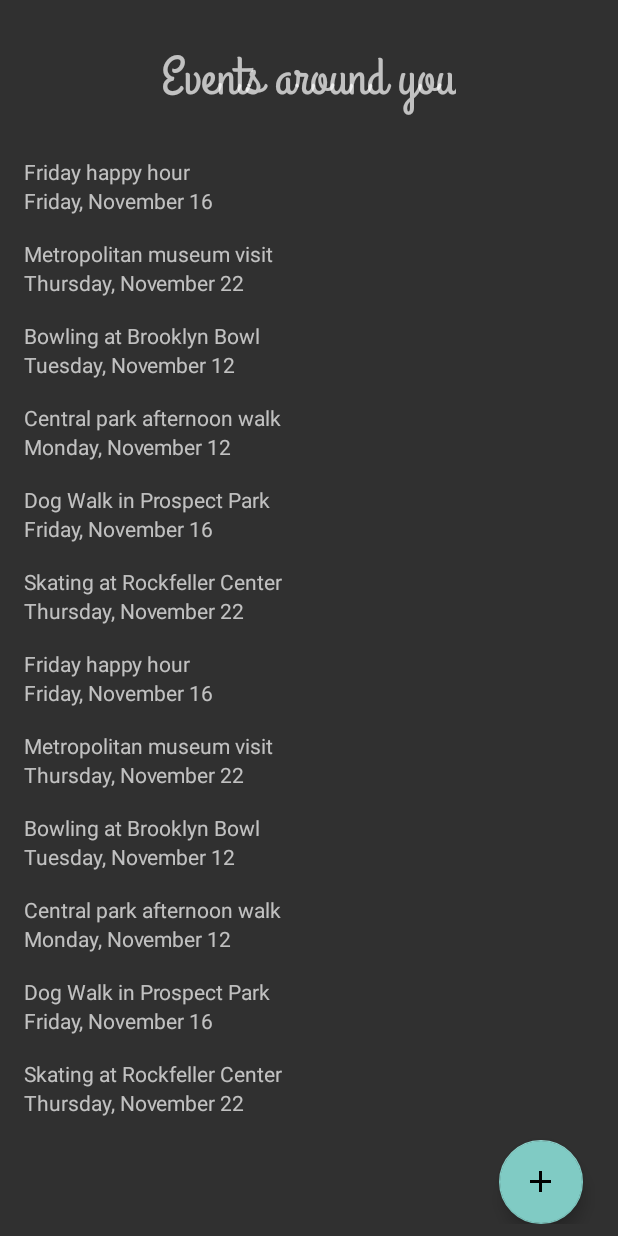
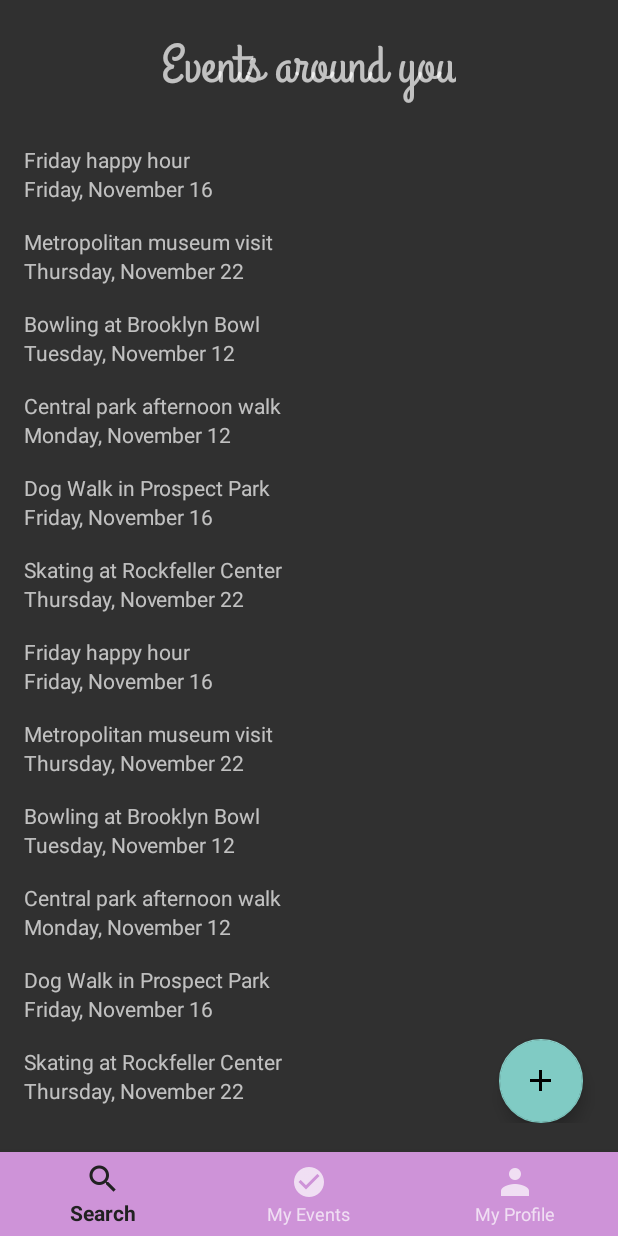
Before and after one commit to KatsiarynaMashokha/NeverLonely, an Android app: the EventListFragment screen opened directly, with no data from a screen before it, on a phone screen of 412 x 824 dp. Run offline under Robolectric (Android 15) with nearby library versions, the phone set to English and light mode, and no system bars.

Commit message:
add bottom nav bar

```diff
--- a/app/src/main/java/com/epicodus/neverlonely/EventListFragment.java
+++ b/app/src/main/java/com/epicodus/neverlonely/EventListFragment.java
@@ -30,7 +30,7 @@ public class EventListFragment extends Fragment {
         TextView mHeaderTextView = view.findViewById(R.id.events_around_text_view);
         Typeface grandHotelFont =  Typeface.createFromAsset(getActivity().getAssets(), "fonts/grandhotel.ttf");
         mHeaderTextView.setTypeface(grandHotelFont);
-        FloatingActionButton mAddFab = view.findViewById(R.id.add_fab);
+        final FloatingActionButton mAddFab = view.findViewById(R.id.add_fab);
         mAddFab.setOnClickListener(new View.OnClickListener() {
             @Override
             public void onClick(View v) {
@@ -38,6 +38,19 @@ public class EventListFragment extends Fragment {
                 startActivity(intent);
             }
         });
+
+        // Hide mAddFab when scrolling down
+        mEventRecyclerView.addOnScrollListener(new RecyclerView.OnScrollListener() {
+            @Override
+            public void onScrolled(RecyclerView recyclerView, int dx, int dy) {
+                if(dy > 0) {
+                    mAddFab.hide();
+                } else if(dy < 0) {
+                    mAddFab.show();
+                }
+            }
+        });
+
         updateUI();
         return view;
     }
@@ -58,10 +71,8 @@ public class EventListFragment extends Fragment {
         public EventHolder(LayoutInflater inflater, ViewGroup parent) {
             super(inflater.inflate(R.layout.list_item_event, parent, false));
 
-
             mTitleTextView = itemView.findViewById(R.id.title_text_view);
             mDateTextView = itemView.findViewById(R.id.date_text_view);
-
             itemView.setOnClickListener(this);
         }
 
--- a/app/src/main/res/layout/activity_fragment.xml
+++ b/app/src/main/res/layout/activity_fragment.xml
@@ -1,8 +1,23 @@
 <?xml version="1.0" encoding="utf-8"?>
-<FrameLayout
+<RelativeLayout
     xmlns:android="http://schemas.android.com/apk/res/android"
-    android:id="@+id/fragment_container"
+    xmlns:app="http://schemas.android.com/apk/res-auto"
+    android:id="@+id/container"
     android:layout_width="match_parent"
     android:layout_height="match_parent">
 
-</FrameLayout>
+    <FrameLayout
+        android:id="@+id/fragment_container"
+        android:layout_width="match_parent"
+        android:layout_height="match_parent">
+    </FrameLayout>
+
+    <android.support.design.widget.BottomNavigationView
+        android:id="@+id/navigation"
+        android:layout_width="match_parent"
+        android:layout_height="wrap_content"
+        android:layout_alignParentBottom="true"
+        android:background="#CE93D8"
+        android:elevation="16dp"
+        app:menu="@menu/bottom_nav_items"/>
+</RelativeLayout>
--- a/app/src/main/res/layout/fragment_event_list.xml
+++ b/app/src/main/res/layout/fragment_event_list.xml
@@ -10,7 +10,9 @@
     <RelativeLayout
         android:layout_width="match_parent"
         android:layout_height="wrap_content"
-        android:layout_margin="8dp">
+        android:layout_marginRight="8dp"
+        android:layout_marginLeft="8dp"
+        android:layout_marginBottom="75dp">
 
         <TextView
             android:id="@+id/events_around_text_view"
@@ -28,14 +30,14 @@
             android:layout_below="@+id/events_around_text_view">
         </android.support.v7.widget.RecyclerView>
 
-
         <android.support.design.widget.FloatingActionButton
             android:id="@+id/add_fab"
             android:layout_width="wrap_content"
             android:layout_height="wrap_content"
             android:layout_alignParentBottom="true"
             android:layout_alignParentRight="true"
-            android:layout_margin="15dp"
+            android:layout_marginBottom="170dp"
+            android:layout_marginRight="15dp"
             android:src="@drawable/ic_add_black_24dp"/>
 
     </RelativeLayout>
--- /dev/null
+++ b/app/src/main/res/menu/bottom_nav_items.xml
@@ -0,0 +1,15 @@
+<?xml version="1.0" encoding="utf-8"?>
+<menu xmlns:android="http://schemas.android.com/apk/res/android">
+    <item
+        android:id="@+id/menu_search"
+        android:title="Search"
+        android:icon="@drawable/ic_search_white_24dp"/>
+    <item
+        android:id="@+id/menu_my_events"
+        android:title="My Events"
+        android:icon="@drawable/ic_check_circle_white_24dp"/>
+    <item
+        android:id="@+id/menu_profile"
+        android:title="My Profile"
+        android:icon="@drawable/ic_person_white_24dp"/>
+</menu>
--- a/app/src/main/res/values/colors.xml
+++ b/app/src/main/res/values/colors.xml
@@ -3,4 +3,5 @@
     <color name="colorPrimary">#3F51B5</color>
     <color name="colorPrimaryDark">#303F9F</color>
     <color name="colorAccent">#FF4081</color>
+
 </resources>
```
Also changed, not shown: app/src/main/res/drawable-hdpi/ic_check_circle_white_24dp.png (added), app/src/main/res/drawable-hdpi/ic_person_white_24dp.png (added), app/src/main/res/drawable-hdpi/ic_search_white_24dp.png (added), app/src/main/res/drawable-mdpi/ic_check_circle_white_24dp.png (added), app/src/main/res/drawable-mdpi/ic_person_white_24dp.png (added), app/src/main/res/drawable-mdpi/ic_search_white_24dp.png (added), app/src/main/res/drawable-xhdpi/ic_check_circle_white_24dp.png (added), app/src/main/res/drawable-xhdpi/ic_person_white_24dp.png (added), app/src/main/res/drawable-xhdpi/ic_search_white_24dp.png (added), app/src/main/res/drawable-xxhdpi/ic_check_circle_white_24dp.png (added), app/src/main/res/drawable-xxhdpi/ic_person_white_24dp.png (added), app/src/main/res/drawable-xxhdpi/ic_search_white_24dp.png (added), app/src/main/res/drawable-xxxhdpi/ic_check_circle_white_24dp.png (added), app/src/main/res/drawable-xxxhdpi/ic_person_white_24dp.png (added), 1 more files.
